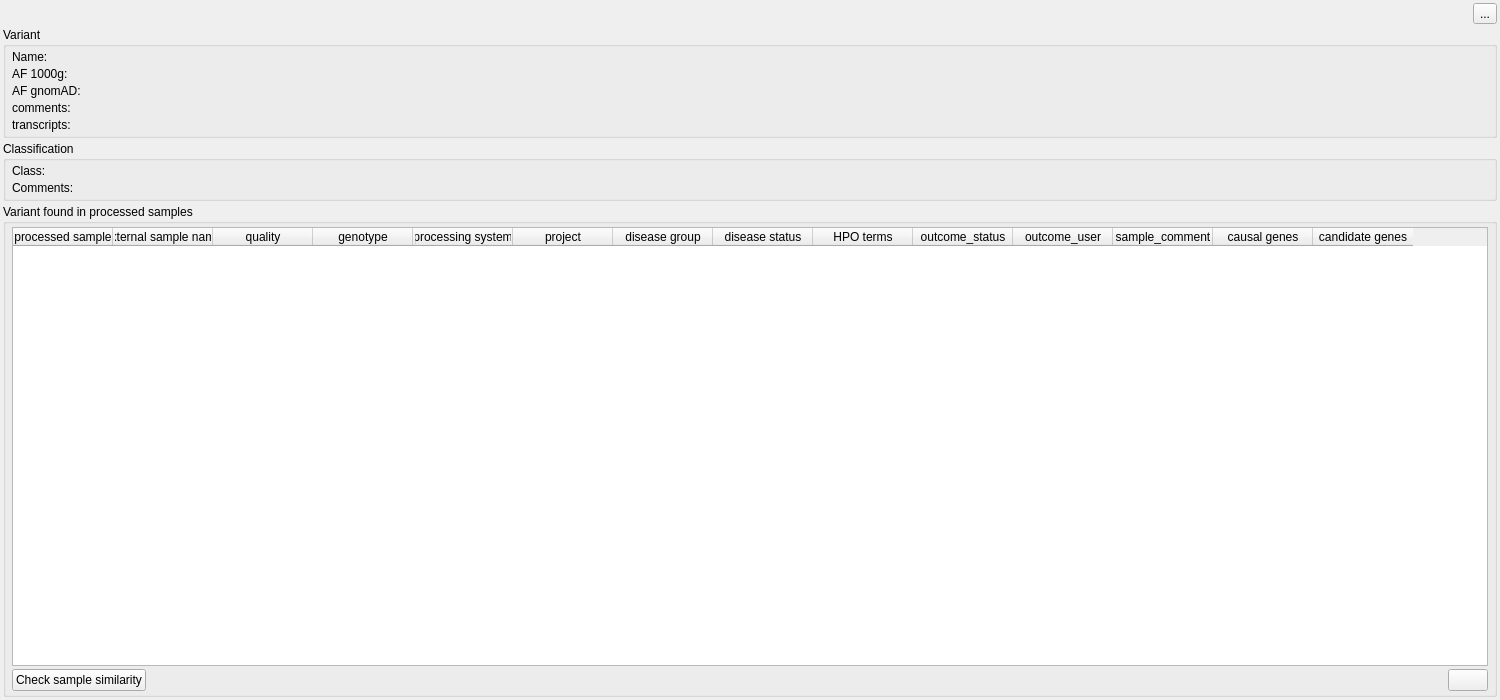
Qt form src/GSvar/VariantWidget.ui (imgag/ngs-bits) before a commit.
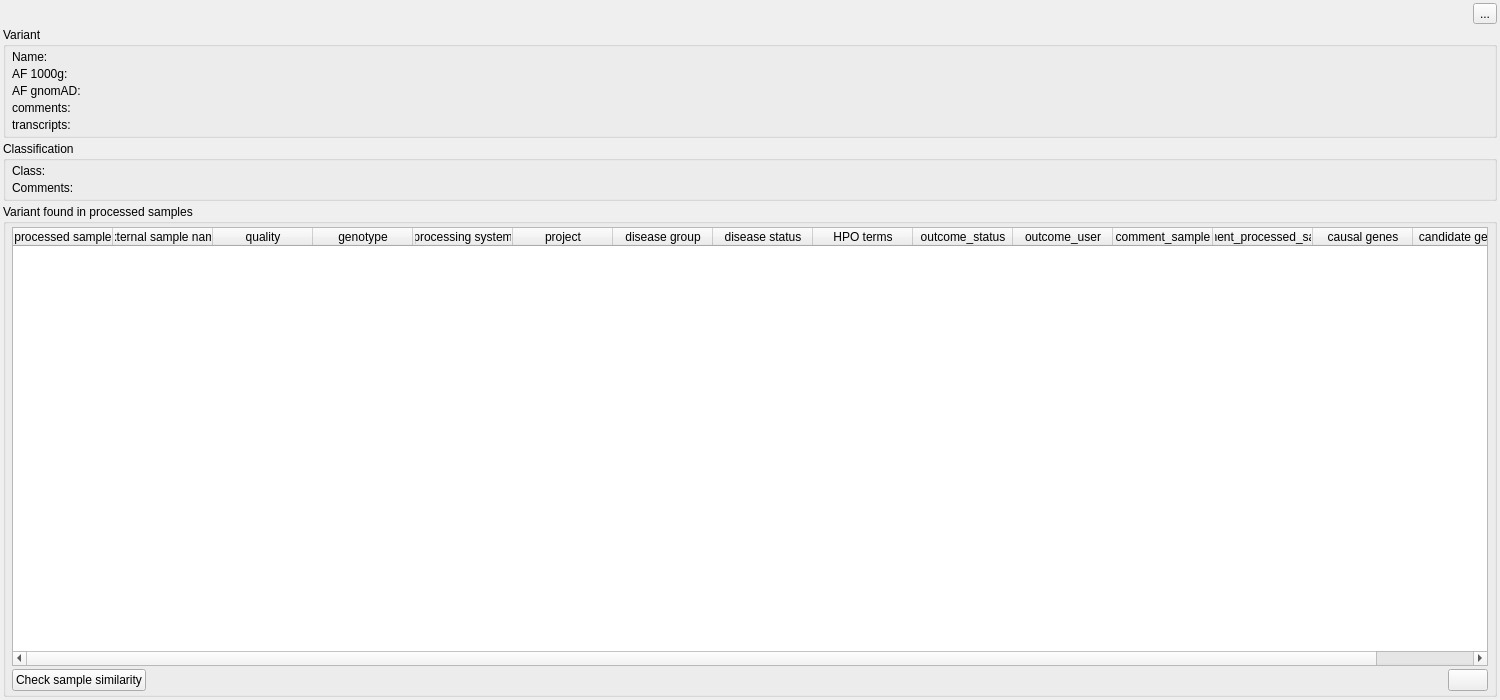
The same form after that commit. Icons and pictures are not drawn.

Commit message: GSvar: variant tab now contains processed sample quality and comment.

```diff
--- a/src/GSvar/VariantWidget.ui
+++ b/src/GSvar/VariantWidget.ui
@@ -409,7 +409,12 @@
         </column>
         <column>
          <property name="text">
-          <string>sample_comment</string>
+          <string>comment_sample</string>
+         </property>
+        </column>
+        <column>
+         <property name="text">
+          <string>comment_processed_sample</string>
          </property>
         </column>
         <column>
```
The commit also changes 7 other files.
